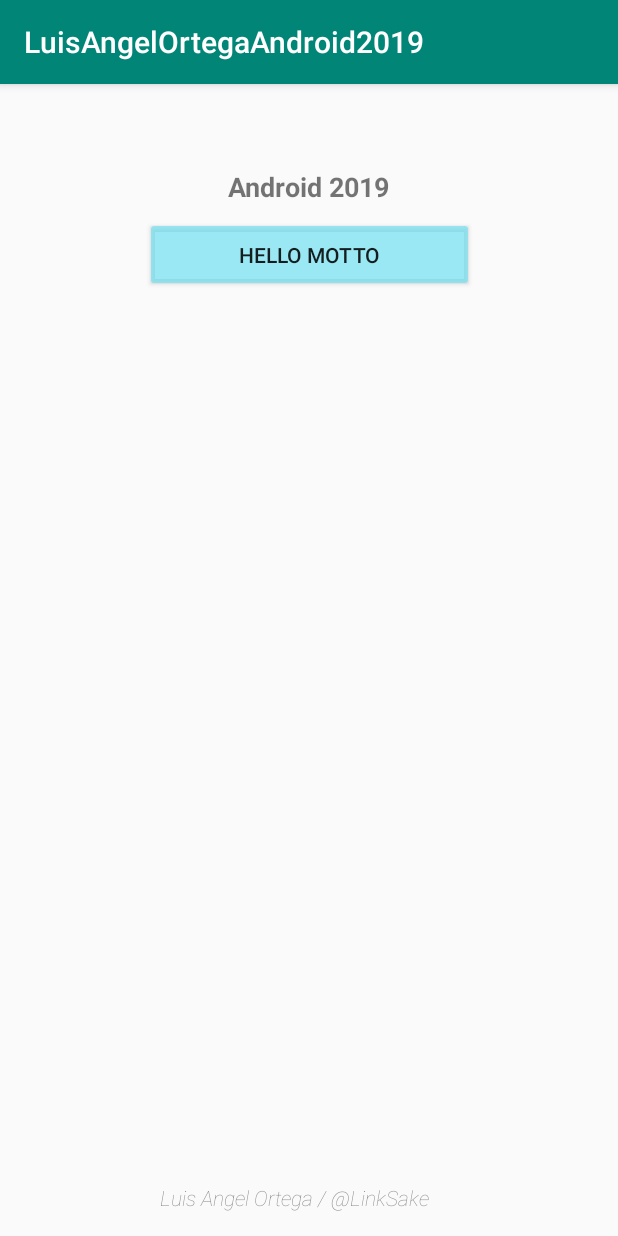
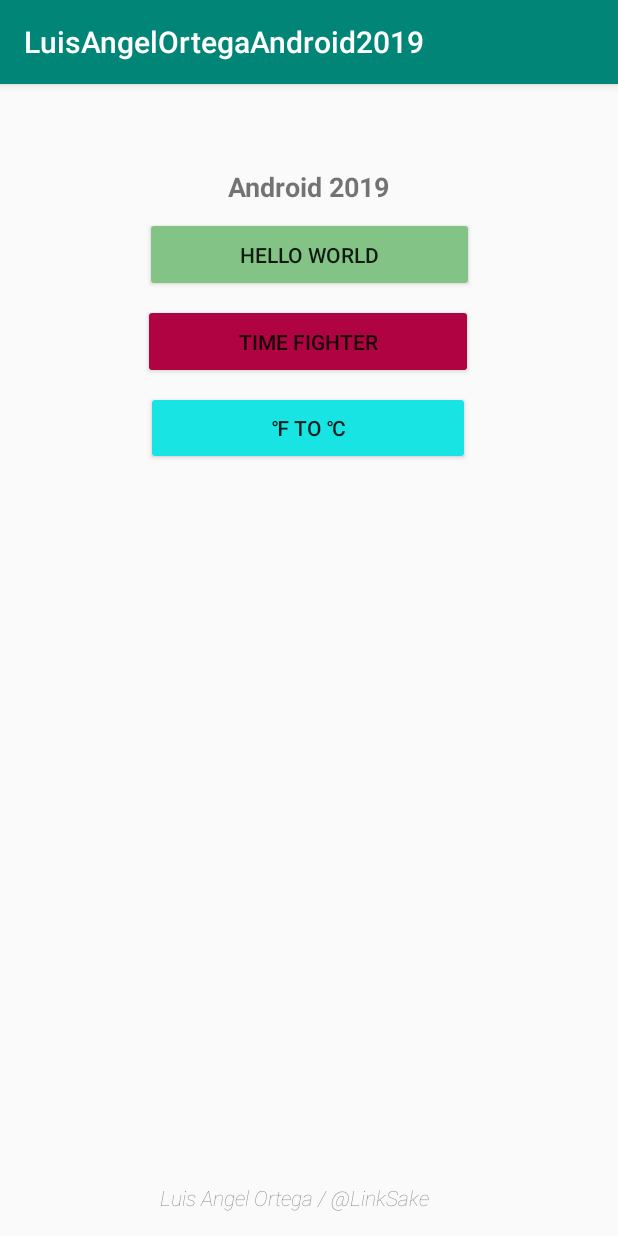
Before and after one commit to LinkSake/LuisAngelOrtegaAndorid2019, an Android app: the screen it shows after launch (MainActivity), on a phone screen of 412 x 824 dp. Run offline under Robolectric (Android 15) with nearby library versions, the phone set to English and light mode, and no system bars.

Commit message:
Added an activity for converting F to C and a time based game

```diff
--- a/app/src/main/java/android/linksake/luisangel/MainActivity.kt
+++ b/app/src/main/java/android/linksake/luisangel/MainActivity.kt
@@ -13,8 +13,17 @@ class MainActivity : AppCompatActivity() {
         setContentView(R.layout.activity_main)
 
         btnHelloWorld.setOnClickListener {
-            val intHelloWorld = Intent(this, HelloWorld::class.java)
+            //val intHelloWorld = Intent(this, HelloWorld::class.java)
             startActivity(Intent(this, HelloWorld::class.java))
+        }
+
+        btnTimeFighter.setOnClickListener {
+            //val intTimeFighter = Intent(this, TimeFighter::class.java)
+            startActivity(Intent(this, TimeFighter::class.java))
+        }
+
+        btnFtoC.setOnClickListener {
+            startActivity(Intent(this,FtoC::class.java))
         }
 
     }
--- a/app/src/main/res/layout/activity_hello_world.xml
+++ b/app/src/main/res/layout/activity_hello_world.xml
@@ -1,4 +1,3 @@
-<?xml version="1.0" encoding="utf-8"?>
 <android.support.constraint.ConstraintLayout xmlns:android="http://schemas.android.com/apk/res/android"
     xmlns:app="http://schemas.android.com/apk/res-auto"
     xmlns:tools="http://schemas.android.com/tools"
@@ -7,7 +6,7 @@
     tools:context=".HelloWorld">
 
     <TextView
-            android:text="Hello world!"
+            android:text="@string/android_2019"
             android:layout_width="wrap_content"
             android:layout_height="wrap_content"
             android:id="@+id/textView3" app:layout_constraintTop_toTopOf="parent"
--- a/app/src/main/res/layout/activity_main.xml
+++ b/app/src/main/res/layout/activity_main.xml
@@ -5,21 +5,23 @@
         xmlns:app="http://schemas.android.com/apk/res-auto"
         android:layout_width="match_parent"
         android:layout_height="match_parent"
-    tools:context=".MainActivity">
+        tools:context=".MainActivity" android:backgroundTint="#FCFAFAFA" android:background="#FFFFFF"
+        android:id="@+id/bkg">
 
     <TextView
             android:id="@+id/textView"
             android:layout_width="wrap_content"
             android:layout_height="wrap_content"
             android:layout_marginTop="56dp"
-        android:text="Android 2019"
+            android:text="@string/android_2019"
             android:textAlignment="center"
             android:textSize="18sp"
             android:textStyle="bold"
             app:layout_constraintHorizontal_bias="0.498"
             app:layout_constraintLeft_toLeftOf="parent"
             app:layout_constraintRight_toRightOf="parent"
-        app:layout_constraintTop_toTopOf="parent" />
+            app:layout_constraintTop_toTopOf="parent" android:backgroundTint="#00FFFFFF"
+            android:background="#EBFFFFFF"/>
 
     <TextView
             android:id="@+id/textView2"
@@ -34,7 +36,7 @@
             app:layout_constraintBottom_toBottomOf="parent"
             app:layout_constraintEnd_toEndOf="parent"
             app:layout_constraintHorizontal_bias="0.455"
-        app:layout_constraintStart_toStartOf="parent" />
+            app:layout_constraintStart_toStartOf="parent"/>
 
     <Button
             android:id="@+id/btnHelloWorld"
@@ -43,9 +45,26 @@
             android:layout_marginStart="8dp"
             android:layout_marginTop="8dp"
             android:layout_marginEnd="8dp"
-            android:text="Hello Motto"
+            android:text="@string/hello_world"
             app:layout_constraintEnd_toEndOf="parent"
             app:layout_constraintStart_toStartOf="parent"
-            app:layout_constraintTop_toBottomOf="@+id/textView" android:backgroundTint="#C17CE2F1"/>
+            app:layout_constraintTop_toBottomOf="@+id/textView" android:backgroundTint="#83C486"/>
+    <Button
+            android:text="@string/time_figther"
+            android:layout_width="220dp"
+            android:layout_height="50dp"
+            android:id="@+id/btnTimeFighter" android:layout_marginTop="8dp"
+            app:layout_constraintTop_toBottomOf="@+id/btnHelloWorld"
+            android:layout_marginStart="8dp" app:layout_constraintStart_toStartOf="parent"
+            android:layout_marginEnd="8dp" app:layout_constraintEnd_toEndOf="parent"
+            app:layout_constraintHorizontal_bias="0.497" android:backgroundTint="@color/time_attack"/>
+    <Button
+            android:text="@string/ftoc"
+            android:layout_width="216dp"
+            android:layout_height="49dp"
+            android:id="@+id/btnFtoC" app:layout_constraintStart_toStartOf="parent" android:layout_marginStart="8dp"
+            app:layout_constraintEnd_toEndOf="parent" android:layout_marginEnd="8dp" android:layout_marginTop="8dp"
+            app:layout_constraintTop_toBottomOf="@+id/btnTimeFighter" app:layout_constraintHorizontal_bias="0.497"
+            android:backgroundTint="@color/FtoC"/>
 
 </android.support.constraint.ConstraintLayout>
--- a/app/src/main/res/values/colors.xml
+++ b/app/src/main/res/values/colors.xml
@@ -3,4 +3,6 @@
     <color name="colorPrimary">#008577</color>
     <color name="colorPrimaryDark">#00574B</color>
     <color name="colorAccent">#D81B60</color>
+    <color name="FtoC">#18E4E4</color>
+    <color name="time_attack">#AF0342</color>
 </resources>
--- a/app/src/main/res/values/strings.xml
+++ b/app/src/main/res/values/strings.xml
@@ -1,7 +1,14 @@
 <resources>
     <string name="app_name">LuisAngelOrtegaAndroid2019</string>
-    <string name="header">Android 2019</string>
-    <string name="hello_world">HELLO WORLD </string>
-    <string name="time_figther">TIMEFIGHTER</string>
-    <string name="footer">Luis Angel Ortega / @LinkSake</string>
+    <string name="your_score">Your Score: %s</string>
+    <string name="time_left">Time Left: %s</string>
+    <string name="tap_me">TAP ME</string>
+    <string name="android_2019">Android 2019</string>
+    <string name="time_figther">Time Fighter</string>
+    <string name="hello_world">Hello World</string>
+    <string name="game_over">Times up! Your score was: %s</string>
+    <string name="fahrenheit">Fahrenheit...</string>
+    <string name="convert">Convert to ℃</string>
+    <string name="celsius">The temperature is %s ℃</string>
+    <string name="ftoc">℉ to ℃</string>
 </resources>
```
Also changed, not shown: app/src/main/AndroidManifest.xml (+7 -3 lines), app/src/main/java/android/linksake/luisangel/FtoC.kt (added, +42 -0 lines), app/src/main/java/android/linksake/luisangel/TimeFighter.kt (added, +75 -0 lines), app/src/main/res/layout/activity_fto_c.xml (added, +29 -0 lines), app/src/main/res/layout/activity_time_fighter.xml (added, +31 -0 lines). Lines whose indentation alone changed are shown as unchanged.
